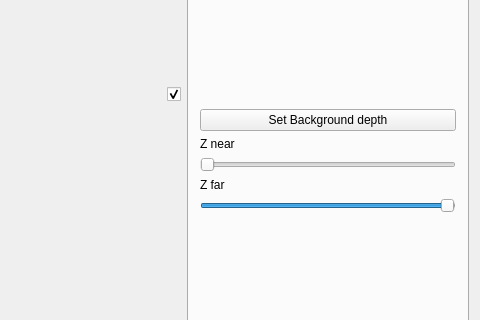
First picture: the form in mainwindow.ui, repository yquemener/Natural-Navigator, before the edit; both pictures show x 622 to 1102 and y 269 to 589 of the 1102 by 727 pixel window.
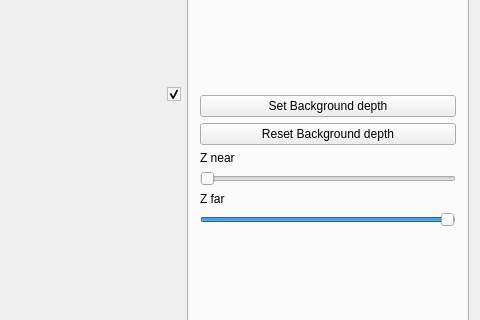
Second picture: the form after the edit. The open tabs and pages were chosen to show the change.

Patch:
```diff
--- a/mainwindow.ui
+++ b/mainwindow.ui
@@ -353,6 +353,13 @@
           </property>
          </widget>
         </item>
+        <item>
+         <widget class="QPushButton" name="but_reset_background_depth">
+          <property name="text">
+           <string>Reset Background depth</string>
+          </property>
+         </widget>
+        </item>
         <item>
          <widget class="QLabel" name="lbl_z_near">
           <property name="text">
```
Left out of the diff: 2 changed lines with no effect on the pictures.
